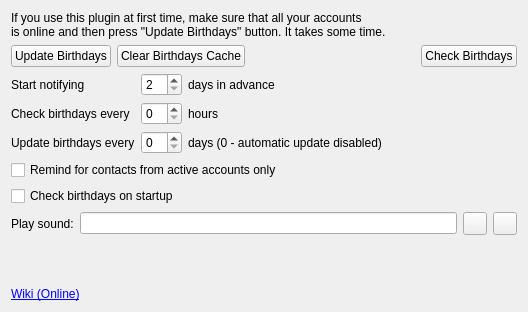
psi-im/plugins, file generic/birthdayreminderplugin/options.ui: the form before one commit.
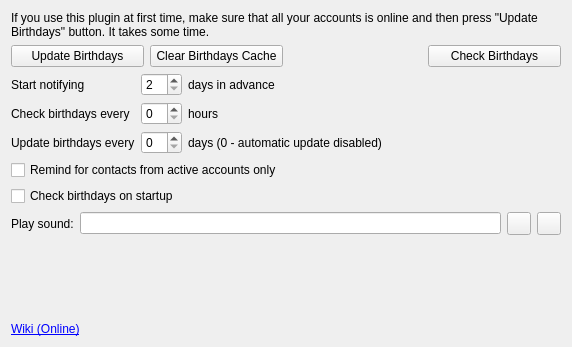
The form after the commit.

Commit message: Improve plugin settings dialogs

Diff of the .ui file:
```diff
--- a/generic/birthdayreminderplugin/options.ui
+++ b/generic/birthdayreminderplugin/options.ui
@@ -6,8 +6,8 @@
    <rect>
     <x>0</x>
     <y>0</y>
-    <width>528</width>
-    <height>312</height>
+    <width>572</width>
+    <height>347</height>
    </rect>
   </property>
   <property name="windowTitle">
@@ -17,8 +17,10 @@
    <item>
     <widget class="QLabel" name="label">
      <property name="text">
-      <string>If you use this plugin at first time, make sure that all your accounts
-is online and then press &quot;Update Birthdays&quot; button. It takes some time.</string>
+      <string>If you use this plugin at first time, make sure that all your accounts is online and then press &quot;Update Birthdays&quot; button. It takes some time.</string>
+     </property>
+     <property name="wordWrap">
+      <bool>true</bool>
      </property>
     </widget>
    </item>
@@ -39,17 +41,11 @@
       </widget>
      </item>
      <item>
-      <spacer name="horizontalSpacer">
-       <property name="orientation">
-        <enum>Qt::Horizontal</enum>
+      <widget class="QLabel" name="label_9">
+       <property name="text">
+        <string/>
        </property>
-       <property name="sizeHint" stdset="0">
-        <size>
-         <width>40</width>
-         <height>20</height>
-        </size>
-       </property>
-      </spacer>
+      </widget>
      </item>
      <item>
       <widget class="QPushButton" name="pb_check">
```
The commit also changes 20 other files.
